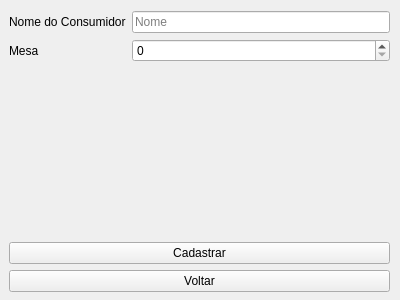
This is qtQuickOrder/QuickOrder/costumerregistermenu.ui in henriqueramalho1/QuickOrder as Qt 5 draws it before an edit. The edited form follows.
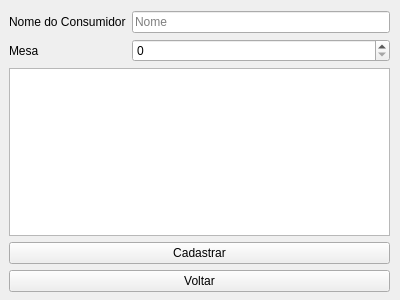
This is the edited form.

Diff of the .ui file:
```diff
--- a/qtQuickOrder/QuickOrder/costumerregistermenu.ui
+++ b/qtQuickOrder/QuickOrder/costumerregistermenu.ui
@@ -13,7 +13,7 @@
   <property name="windowTitle">
    <string>Form</string>
   </property>
-  <widget class="QWidget" name="">
+  <widget class="QWidget" name="layoutWidget">
    <property name="geometry">
     <rect>
      <x>9</x>
@@ -49,6 +49,9 @@
       <item row="1" column="1">
        <widget class="QSpinBox" name="tableSelect"/>
       </item>
+      <item row="3" column="0" colspan="2">
+       <widget class="QListWidget" name="costumerWidget"/>
+      </item>
      </layout>
     </item>
     <item>
```
Left out of the diff: 4 changed lines with no effect on the pictures.
